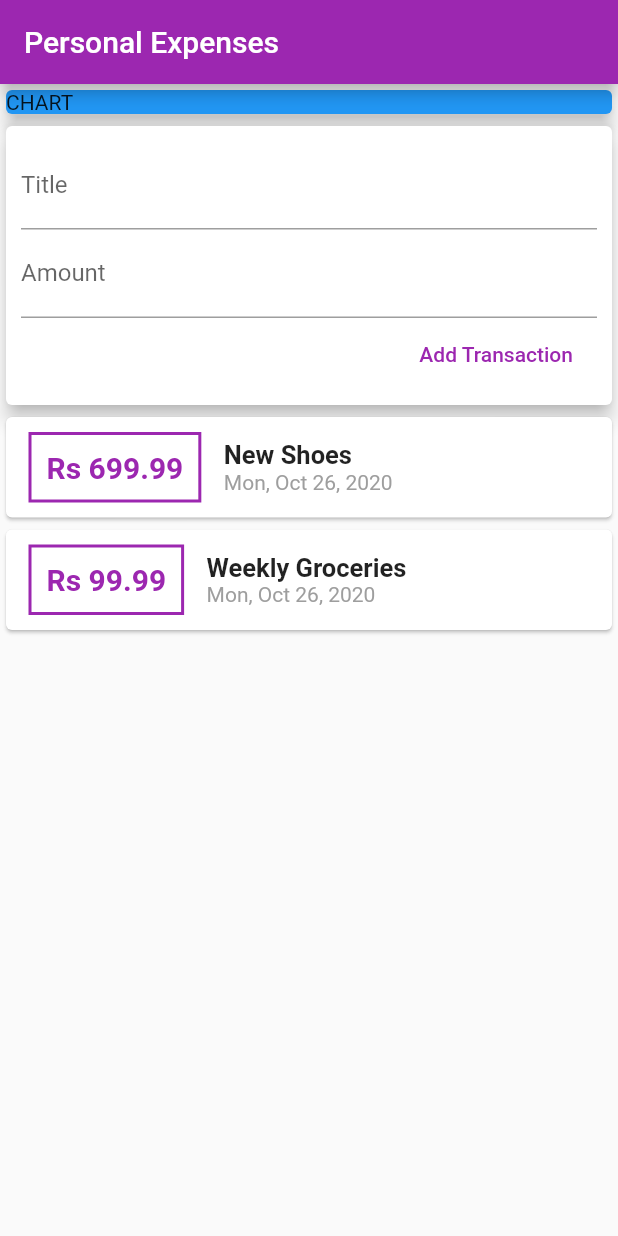
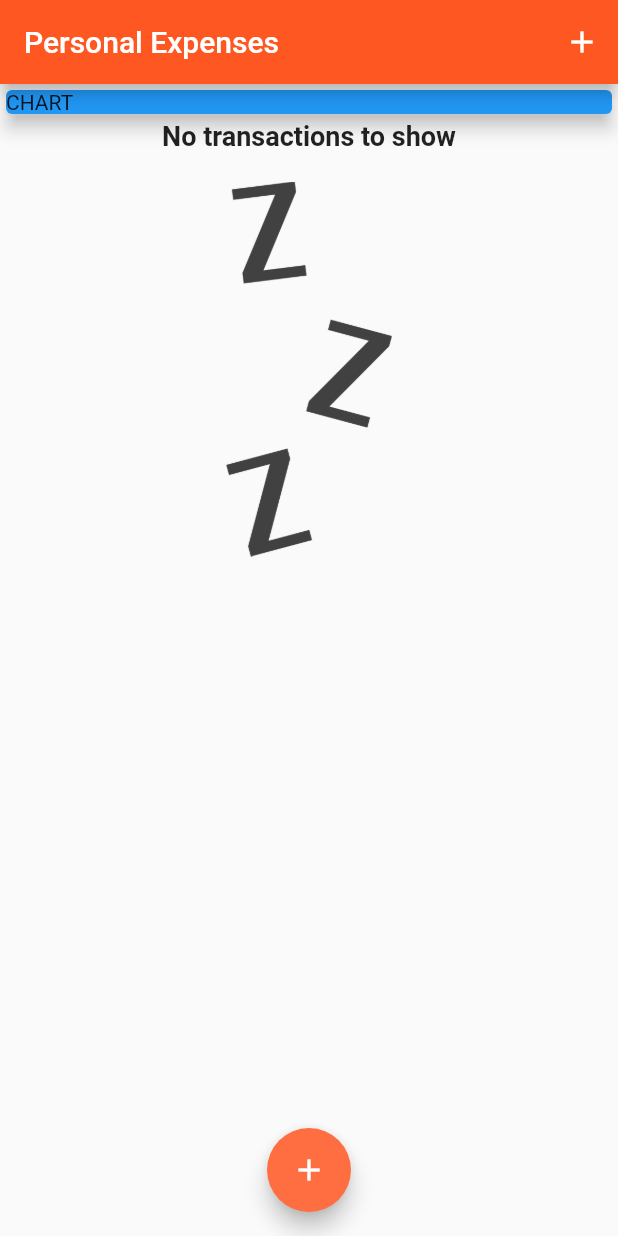
Before and after one commit to sanchit-g/Personal_Expenses_App_Flutter, a Flutter app: the screen it shows after launch, on a phone screen of 412 x 824 dp. Run offline on Flutter 3.47's test engine with Material 2 defaults, Android fonts, the phone set to English and light mode, and no system bars.

Commit message:
third commit

```diff
--- a/lib/main.dart
+++ b/lib/main.dart
@@ -1,5 +1,7 @@
 import 'package:flutter/material.dart';
-import 'package:test_app/widgets/user_transactions.dart';
+import 'package:test_app/models/transaction.dart';
+import 'package:test_app/widgets/new_transactions.dart';
+import 'package:test_app/widgets/transaction_list.dart';
 
 void main(List<String> args) {
   runApp(MyApp());
@@ -10,21 +12,73 @@ class MyApp extends StatelessWidget {
   Widget build(BuildContext context) {
     return MaterialApp(
       debugShowCheckedModeBanner: false,
-      title: 'Flutter App',
+      theme: ThemeData(
+        primarySwatch: Colors.deepOrange,
+        accentColor: Colors.deepOrangeAccent,
+      ),
+      title: 'Personal Expenses App',
       home: MyHomePage(),
     );
   }
 }
 
-class MyHomePage extends StatelessWidget {
+class MyHomePage extends StatefulWidget {
+  @override
+  _MyHomePageState createState() => _MyHomePageState();
+}
+
+class _MyHomePageState extends State<MyHomePage> {
+  final List<Transaction> _userTransactions = [
+    // Transaction(
+    //   id: 't1',
+    //   title: 'New Shoes',
+    //   amount: 699.99,
+    //   date: DateTime.now(),
+    // ),
+    // Transaction(
+    //   id: 't2',
+    //   title: 'Weekly Groceries',
+    //   amount: 99.99,
+    //   date: DateTime.now(),
+    // ),
+  ];
+
+  void _addNewTransaction(String txTitle, double txAmount) {
+    final newTx = Transaction(
+      id: DateTime.now().toString(),
+      title: txTitle,
+      amount: txAmount,
+      date: DateTime.now(),
+    );
+
+    setState(() {
+      _userTransactions.add(newTx);
+    });
+  }
+
+  void _startAddNewTransaction(BuildContext ctx) {
+    showModalBottomSheet(
+      context: ctx,
+      builder: (_) {
+        return NewTransaction(_addNewTransaction);
+      },
+    );
+  }
+
   @override
   Widget build(BuildContext context) {
     return Scaffold(
       appBar: AppBar(
-        backgroundColor: Colors.purple,
         title: Text('Personal Expenses'),
+        actions: [
+          IconButton(
+            icon: Icon(Icons.add),
+            onPressed: () => _startAddNewTransaction(context),
           ),
-      body: Column(
+        ],
+      ),
+      body: SingleChildScrollView(
+        child: Column(
           mainAxisAlignment: MainAxisAlignment.start,
           crossAxisAlignment: CrossAxisAlignment.center,
           children: [
@@ -36,8 +90,14 @@ class MyHomePage extends StatelessWidget {
               ),
               elevation: 5,
             ),
-          UserTransactions(),
+            TransactionList(_userTransactions),
           ],
+        ),
+      ),
+      floatingActionButtonLocation: FloatingActionButtonLocation.centerFloat,
+      floatingActionButton: FloatingActionButton(
+        child: Icon(Icons.add),
+        onPressed: () => _startAddNewTransaction(context),
       ),
     );
   }
--- a/lib/widgets/transaction_list.dart
+++ b/lib/widgets/transaction_list.dart
@@ -9,8 +9,33 @@ class TransactionList extends StatelessWidget {
 
   @override
   Widget build(BuildContext context) {
-    return Column(
-      children: transactions.map((tx) {
+    return Container(
+      height: 400,
+      child: transactions.isEmpty
+          ? Column(
+              children: [
+                Text(
+                  'No transactions to show',
+                  style: TextStyle(
+                    fontSize: 18,
+                    fontWeight: FontWeight.bold,
+                    color: Colors.black87,
+                  ),
+                ),
+                SizedBox(
+                  height: 20,
+                ),
+                Container(
+                  height: 250,
+                  child: Image.asset(
+                    'assets/images/waiting.png',
+                    fit: BoxFit.cover,
+                  ),
+                ),
+              ],
+            )
+          : ListView.builder(
+              itemBuilder: (ctx, index) {
                 return Card(
                   child: Row(
                     children: [
@@ -18,7 +43,7 @@ class TransactionList extends StatelessWidget {
                         padding: EdgeInsets.all(10),
                         decoration: BoxDecoration(
                           border: Border.all(
-                    color: Colors.purple,
+                            color: Theme.of(context).primaryColor,
                             width: 2,
                           ),
                         ),
@@ -27,11 +52,11 @@ class TransactionList extends StatelessWidget {
                           horizontal: 15,
                         ),
                         child: Text(
-                  'Rs ${tx.amount}',
+                          'Rs ${transactions[index].amount.toStringAsFixed(2)}',
                           style: TextStyle(
                             fontWeight: FontWeight.bold,
                             fontSize: 20,
-                    color: Colors.purple,
+                            color: Theme.of(context).primaryColor,
                           ),
                         ),
                       ),
@@ -39,14 +64,15 @@ class TransactionList extends StatelessWidget {
                         crossAxisAlignment: CrossAxisAlignment.start,
                         children: [
                           Text(
-                    tx.title,
+                            transactions[index].title,
                             style: TextStyle(
                               fontSize: 17,
                               fontWeight: FontWeight.bold,
                             ),
                           ),
                           Text(
-                    DateFormat.yMMMEd().format(tx.date),
+                            DateFormat.yMMMEd()
+                                .format(transactions[index].date),
                             style: TextStyle(
                               color: Colors.grey,
                             ),
@@ -56,7 +82,9 @@ class TransactionList extends StatelessWidget {
                     ],
                   ),
                 );
-      }).toList(),
+              },
+              itemCount: transactions.length,
+            ),
     );
   }
 }
--- a/lib/widgets/user_transactions.dart
+++ /dev/null
@@ -1,49 +0,0 @@
-import 'package:flutter/material.dart';
-import 'package:test_app/models/transaction.dart';
-import 'package:test_app/widgets/new_transactions.dart';
-import 'package:test_app/widgets/transaction_list.dart';
-
-class UserTransactions extends StatefulWidget {
-  @override
-  _UserTransactionsState createState() => _UserTransactionsState();
-}
-
-class _UserTransactionsState extends State<UserTransactions> {
-  final List<Transaction> _userTransactions = [
-    Transaction(
-      id: 't1',
-      title: 'New Shoes',
-      amount: 699.99,
-      date: DateTime.now(),
-    ),
-    Transaction(
-      id: 't2',
-      title: 'Weekly Groceries',
-      amount: 99.99,
-      date: DateTime.now(),
-    ),
-  ];
-
-  void _addNewTransaction(String txTitle, double txAmount) {
-    final newTx = Transaction(
-      id: DateTime.now().toString(),
-      title: txTitle,
-      amount: txAmount,
-      date: DateTime.now(),
-    );
-
-    setState(() {
-      _userTransactions.add(newTx);
-    });
-  }
-
-  @override
-  Widget build(BuildContext context) {
-    return Column(
-      children: [
-        NewTransaction(_addNewTransaction),
-        TransactionList(_userTransactions),
-      ],
-    );
-  }
-}
--- a/pubspec.yaml
+++ b/pubspec.yaml
@@ -46,8 +46,8 @@ flutter:
   uses-material-design: true
 
   # To add assets to your application, add an assets section, like this:
-  # assets:
-  #   - images/a_dot_burr.jpeg
+  assets:
+    - assets/images/waiting.png
   #   - images/a_dot_ham.jpeg
 
   # An image asset can refer to one or more resolution-specific "variants", see
```
Also changed, not shown: lib/widgets/new_transactions.dart (+30 -9 lines), assets/images/waiting.png (added). Lines whose indentation alone changed are shown as unchanged.
